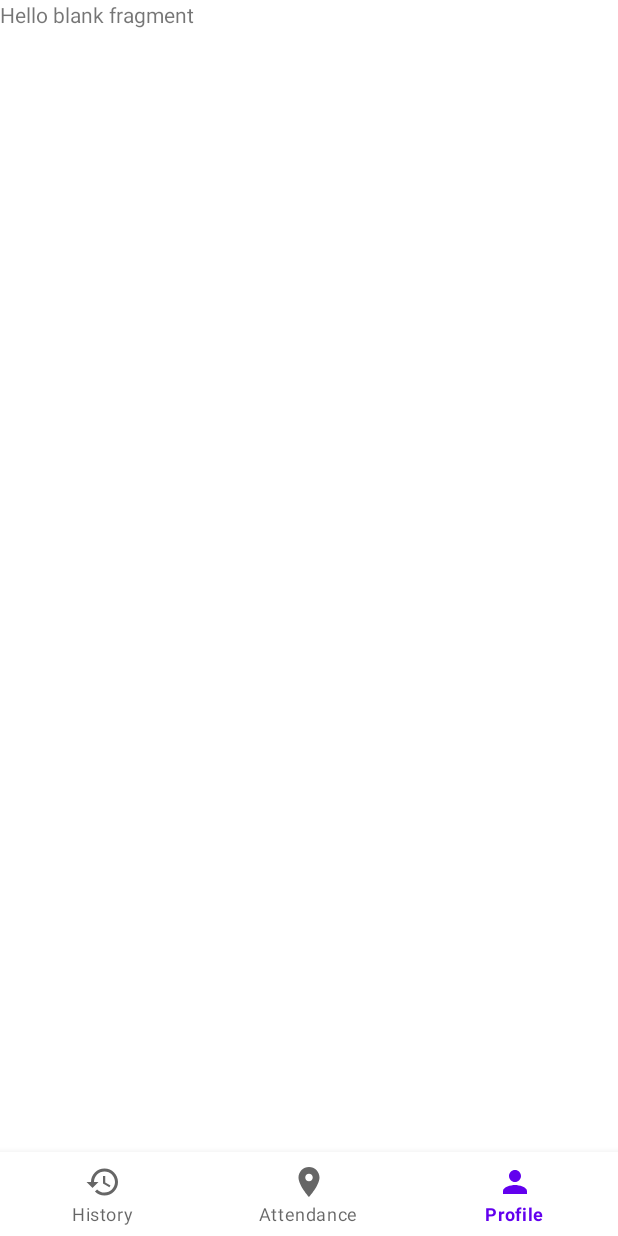
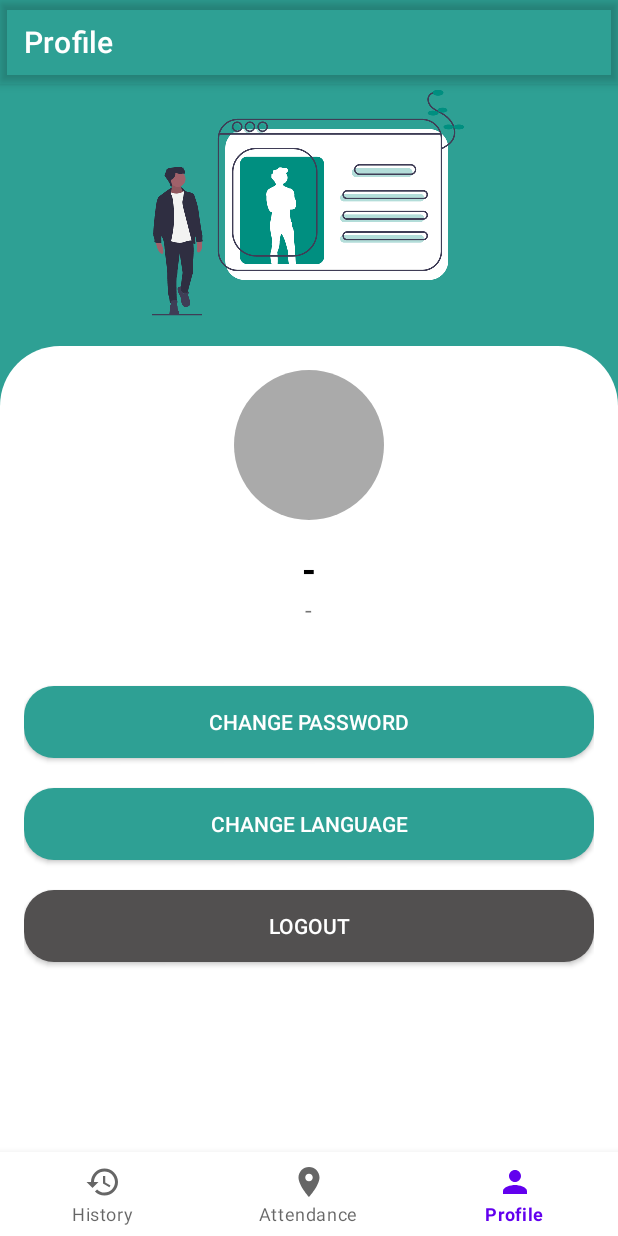
Before and after one commit to MFirdaus86/presensi-online, an Android app: the screen it shows after launch (MainActivity), item 3 of the bottom bar chosen, on a phone screen of 412 x 824 dp. Run offline under Robolectric (Android 15) with nearby library versions, the phone set to English and light mode, and no system bars; our stand-ins replace CircleImageView.

Commit message:
ui: add ui profile

```diff
--- a/app/src/main/java/com/example/liveattendanceapp/views/profile/ProfileFragment.kt
+++ b/app/src/main/java/com/example/liveattendanceapp/views/profile/ProfileFragment.kt
@@ -7,28 +7,8 @@ import android.view.View
 import android.view.ViewGroup
 import com.example.liveattendanceapp.R
 
-// TODO: Rename parameter arguments, choose names that match
-// the fragment initialization parameters, e.g. ARG_ITEM_NUMBER
-private const val ARG_PARAM1 = "param1"
-private const val ARG_PARAM2 = "param2"
 
-/**
- * A simple [Fragment] subclass.
- * Use the [ProfileFragment.newInstance] factory method to
- * create an instance of this fragment.
- */
 class ProfileFragment : Fragment() {
-    // TODO: Rename and change types of parameters
-    private var param1: String? = null
-    private var param2: String? = null
-
-    override fun onCreate(savedInstanceState: Bundle?) {
-        super.onCreate(savedInstanceState)
-        arguments?.let {
-            param1 = it.getString(ARG_PARAM1)
-            param2 = it.getString(ARG_PARAM2)
-        }
-    }
 
     override fun onCreateView(
         inflater: LayoutInflater, container: ViewGroup?,
@@ -37,24 +17,4 @@ class ProfileFragment : Fragment() {
         // Inflate the layout for this fragment
         return inflater.inflate(R.layout.fragment_profile, container, false)
     }
-
-    companion object {
-        /**
-         * Use this factory method to create a new instance of
-         * this fragment using the provided parameters.
-         *
-         * @param param1 Parameter 1.
-         * @param param2 Parameter 2.
-         * @return A new instance of fragment ProfileFragment.
-         */
-        // TODO: Rename and change types and number of parameters
-        @JvmStatic
-        fun newInstance(param1: String, param2: String) =
-            ProfileFragment().apply {
-                arguments = Bundle().apply {
-                    putString(ARG_PARAM1, param1)
-                    putString(ARG_PARAM2, param2)
-                }
-            }
-    }
 }
--- /dev/null
+++ b/app/src/main/res/drawable/bg_btn_logout.xml
@@ -0,0 +1,8 @@
+<?xml version="1.0" encoding="utf-8"?>
+<shape xmlns:android="http://schemas.android.com/apk/res/android"
+    android:shape="rectangle">
+
+    <solid android:color="#525050"/>
+    <corners android:radius="20dp"/>
+
+</shape>
--- /dev/null
+++ b/app/src/main/res/drawable/bg_profile.xml
@@ -0,0 +1,8 @@
+<?xml version="1.0" encoding="utf-8"?>
+<shape xmlns:android="http://schemas.android.com/apk/res/android"
+    android:shape="rectangle">
+
+    <solid android:color="@android:color/white"/>
+    <corners android:topLeftRadius="40dp" android:topRightRadius="40dp"/>
+
+</shape>
--- a/app/src/main/res/layout/fragment_profile.xml
+++ b/app/src/main/res/layout/fragment_profile.xml
@@ -1,14 +1,112 @@
 <?xml version="1.0" encoding="utf-8"?>
-<FrameLayout xmlns:android="http://schemas.android.com/apk/res/android"
+<androidx.constraintlayout.widget.ConstraintLayout xmlns:android="http://schemas.android.com/apk/res/android"
     xmlns:tools="http://schemas.android.com/tools"
     android:layout_width="match_parent"
     android:layout_height="match_parent"
+    xmlns:app="http://schemas.android.com/apk/res-auto"
+    android:background="@color/colorPrimary"
     tools:context=".views.profile.ProfileFragment">
 
-    <!-- TODO: Update blank fragment layout -->
-    <TextView
+    <com.google.android.material.appbar.AppBarLayout
+        android:id="@+id/appbar_profile"
         android:layout_width="match_parent"
-        android:layout_height="match_parent"
-        android:text="@string/hello_blank_fragment" />
+        android:layout_height="wrap_content"
+        android:background="@android:color/transparent"
+        android:elevation="0dp"
+        app:layout_constraintTop_toTopOf="parent">
 
-</FrameLayout>
+        <androidx.appcompat.widget.Toolbar
+            android:id="@+id/tb_profile"
+            android:layout_width="match_parent"
+            android:layout_height="wrap_content"
+            android:background="@android:color/transparent"
+            app:title="@string/profile"
+            app:titleTextColor="@android:color/white"
+            android:elevation="0dp"/>
+    </com.google.android.material.appbar.AppBarLayout>
+
+    <ScrollView
+        android:layout_width="match_parent"
+        android:layout_height="0dp"
+        android:fillViewport="true"
+        app:layout_constraintBottom_toBottomOf="parent"
+        app:layout_constraintTop_toBottomOf="@id/appbar_profile">
+
+        <LinearLayout
+            android:layout_width="match_parent"
+            android:layout_height="wrap_content"
+            android:orientation="vertical"
+            android:gravity="center_horizontal">
+
+            <ImageView
+                android:layout_width="wrap_content"
+                android:layout_height="wrap_content"
+                android:src="@drawable/image_profile"
+                android:layout_marginTop="4dp"/>
+
+            <LinearLayout
+                android:layout_width="match_parent"
+                android:layout_height="match_parent"
+                android:orientation="vertical"
+                android:layout_marginTop="20dp"
+                android:padding="16dp"
+                android:gravity="center_horizontal"
+                android:background="@drawable/bg_profile">
+
+                <de.hdodenhof.circleimageview.CircleImageView
+                    android:id="@+id/iv_profile"
+                    android:layout_width="100dp"
+                    android:layout_height="100dp"
+                    android:src="@android:color/darker_gray"/>
+
+                <TextView
+                    android:id="@+id/tv_name_profile"
+                    android:layout_width="wrap_content"
+                    android:layout_height="wrap_content"
+                    android:text="@string/default_text"
+                    android:textSize="24sp"
+                    android:textStyle="bold"
+                    android:textColor="@android:color/black"
+                    android:layout_marginTop="16dp"/>
+
+                <TextView
+                    android:id="@+id/tv_email_profile"
+                    android:layout_width="wrap_content"
+                    android:layout_height="wrap_content"
+                    android:text="@string/default_text"
+                    android:textSize="16sp"/>
+
+                <androidx.appcompat.widget.AppCompatButton
+                    android:id="@+id/btn_change_password"
+                    android:layout_width="match_parent"
+                    android:layout_height="wrap_content"
+                    android:text="@string/change_password"
+                    android:background="@drawable/bg_btn_primary"
+                    android:textColor="@android:color/white"
+                    android:layout_marginTop="40dp"/>
+
+                <androidx.appcompat.widget.AppCompatButton
+                    android:id="@+id/btn_change_language"
+                    android:layout_width="match_parent"
+                    android:layout_height="wrap_content"
+                    android:text="@string/change_language"
+                    android:background="@drawable/bg_btn_primary"
+                    android:textColor="@android:color/white"
+                    android:layout_marginTop="20dp"/>
+
+                <androidx.appcompat.widget.AppCompatButton
+                    android:id="@+id/btn_logout"
+                    android:layout_width="match_parent"
+                    android:layout_height="wrap_content"
+                    android:text="@string/logout"
+                    android:background="@drawable/bg_btn_logout"
+                    android:textColor="@android:color/white"
+                    android:layout_marginTop="20dp"/>
+
+            </LinearLayout>
+
+        </LinearLayout>
+
+    </ScrollView>
+
+</androidx.constraintlayout.widget.ConstraintLayout>
--- a/app/src/main/res/values/strings.xml
+++ b/app/src/main/res/values/strings.xml
@@ -15,4 +15,8 @@
     <string name="your_photo">Your Photo</string>
     <string name="check_in">Check-In</string>
     <string name="check_out">Check-Out</string>
+    <string name="profile">Profile</string>
+    <string name="change_password">Change Password</string>
+    <string name="change_language">Change Language</string>
+    <string name="logout">Logout</string>
 </resources>
```
